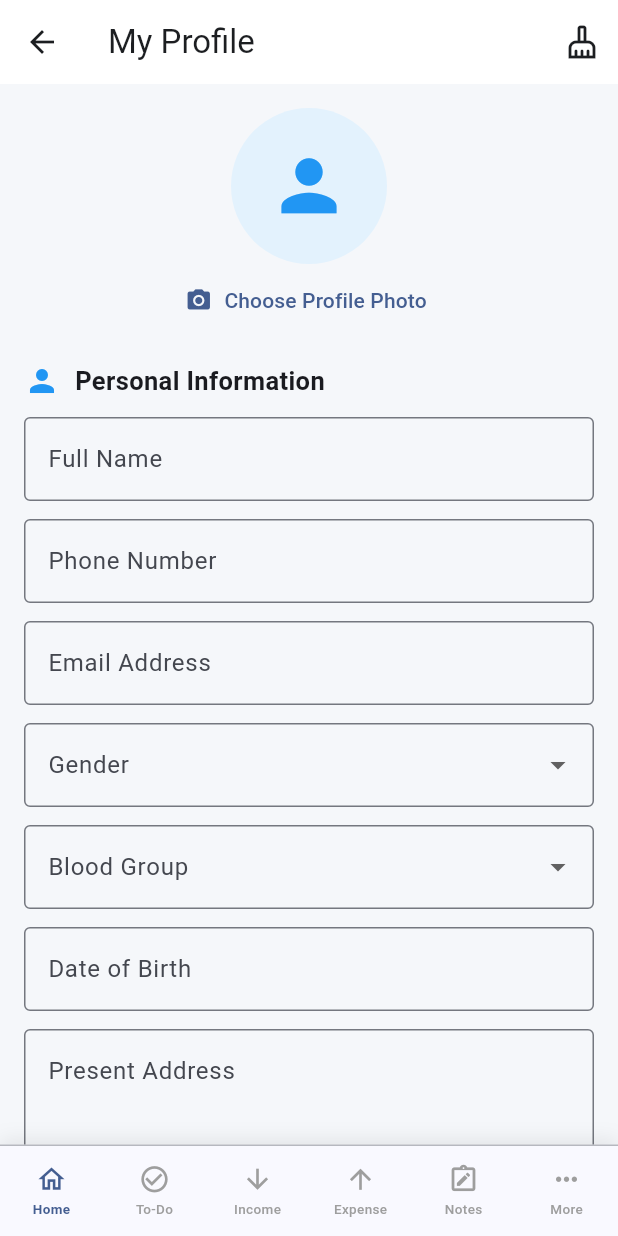
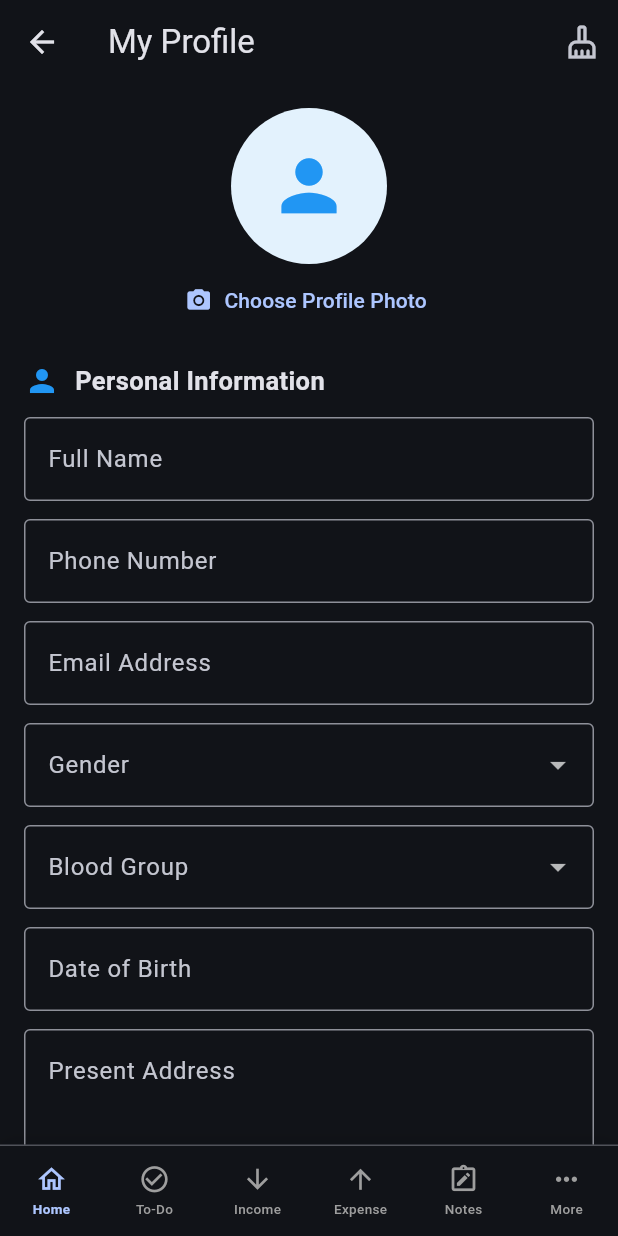
Before and after one commit to faysalbensultan25-web/LifeMate, a Flutter app: the screen it shows after launch, after a tap on the "edit" icon, on a phone screen of 412 x 824 dp. Run offline on Flutter 3.47's test engine with Material 3 defaults, Android fonts, the phone set to English and light mode, and no system bars; our stand-ins replace file_picker, pdf, printing, shared_preferences, sqflite; accounts and stored records are empty.

Commit message:
Update app.dart

```diff
--- a/lib/app.dart
+++ b/lib/app.dart
@@ -7,7 +7,7 @@ import 'core/services/language_service.dart';
 import 'features/home/lifemate_shell.dart';
 
 final ValueNotifier<ThemeMode> lifeMateThemeMode =
-    ValueNotifier(ThemeMode.light);
+    ValueNotifier(ThemeMode.dark);
 
 class LifeMateApp extends StatefulWidget {
   const LifeMateApp({super.key});
@@ -25,18 +25,22 @@ class _LifeMateAppState extends State<LifeMateApp> {
 
   Future<void> _loadSettings() async {
     final prefs = await SharedPreferences.getInstance();
-    final theme = prefs.getString('theme') ?? 'Light';
+
+    // Dark is the default theme for first-time users.
+    final theme = prefs.getString('theme') ?? 'Dark';
 
     switch (theme.toLowerCase()) {
-      case 'dark':
-        lifeMateThemeMode.value = ThemeMode.dark;
+      case 'light':
+        lifeMateThemeMode.value = ThemeMode.light;
         break;
+
       case 'system':
       case 'system default':
         lifeMateThemeMode.value = ThemeMode.system;
         break;
+
       default:
-        lifeMateThemeMode.value = ThemeMode.light;
+        lifeMateThemeMode.value = ThemeMode.dark;
     }
   }
 
```
